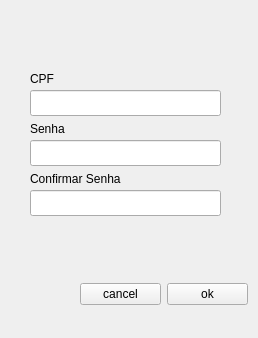
Qt form forms/signup.ui (vieirin/TP1-2019-1) before a commit.
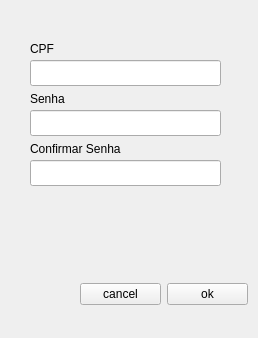
The same form after that commit.

The edit to the form file:
```diff
--- a/forms/signup.ui
+++ b/forms/signup.ui
@@ -17,7 +17,7 @@
    <property name="geometry">
     <rect>
      <x>30</x>
-     <y>70</y>
+     <y>40</y>
      <width>58</width>
      <height>18</height>
     </rect>
@@ -30,7 +30,7 @@
    <property name="geometry">
     <rect>
      <x>30</x>
-     <y>120</y>
+     <y>90</y>
      <width>58</width>
      <height>18</height>
     </rect>
@@ -43,7 +43,7 @@
    <property name="geometry">
     <rect>
      <x>30</x>
-     <y>90</y>
+     <y>60</y>
      <width>191</width>
      <height>26</height>
     </rect>
@@ -53,7 +53,7 @@
    <property name="geometry">
     <rect>
      <x>30</x>
-     <y>140</y>
+     <y>110</y>
      <width>191</width>
      <height>26</height>
     </rect>
@@ -66,7 +66,7 @@
    <property name="geometry">
     <rect>
      <x>30</x>
-     <y>170</y>
+     <y>140</y>
      <width>111</width>
      <height>18</height>
     </rect>
@@ -79,7 +79,7 @@
    <property name="geometry">
     <rect>
      <x>30</x>
-     <y>190</y>
+     <y>160</y>
      <width>191</width>
      <height>26</height>
     </rect>
@@ -88,7 +88,7 @@
     <enum>QLineEdit::Password</enum>
    </property>
   </widget>
-  <widget class="QWidget" name="">
+  <widget class="QWidget" name="layoutWidget">
    <property name="geometry">
     <rect>
      <x>80</x>
@@ -114,6 +114,19 @@
     </item>
    </layout>
   </widget>
+  <widget class="QLabel" name="errMsg">
+   <property name="geometry">
+    <rect>
+     <x>30</x>
+     <y>210</y>
+     <width>191</width>
+     <height>31</height>
+    </rect>
+   </property>
+   <property name="text">
+    <string/>
+   </property>
+  </widget>
  </widget>
  <resources/>
  <connections/>
```
